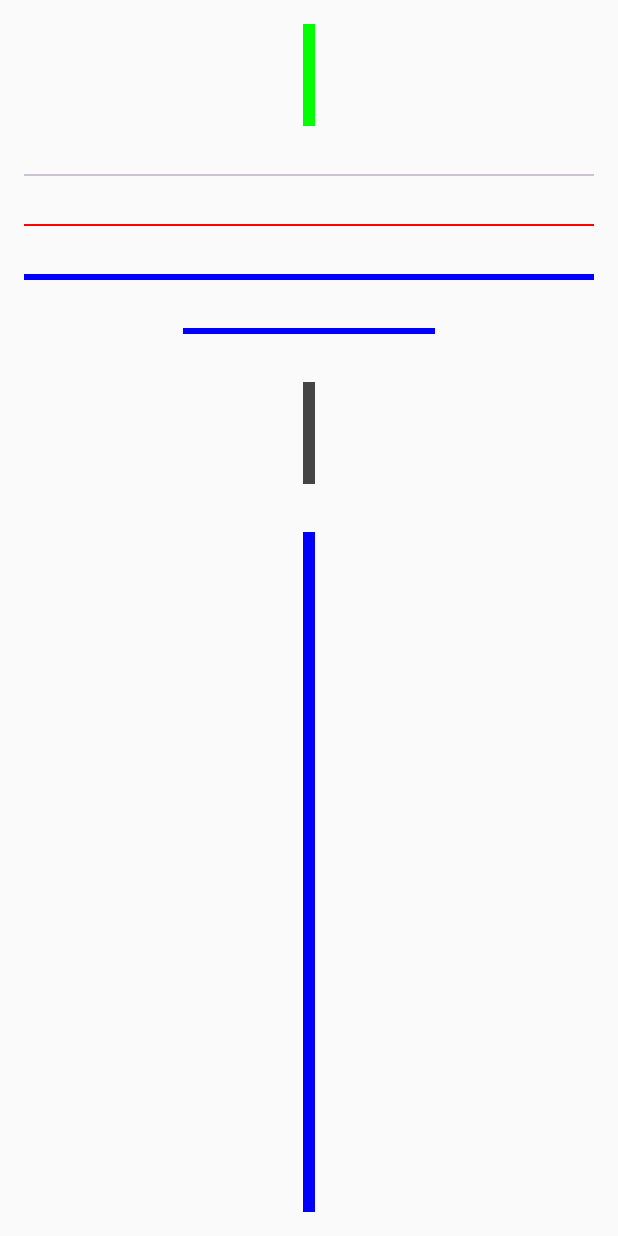
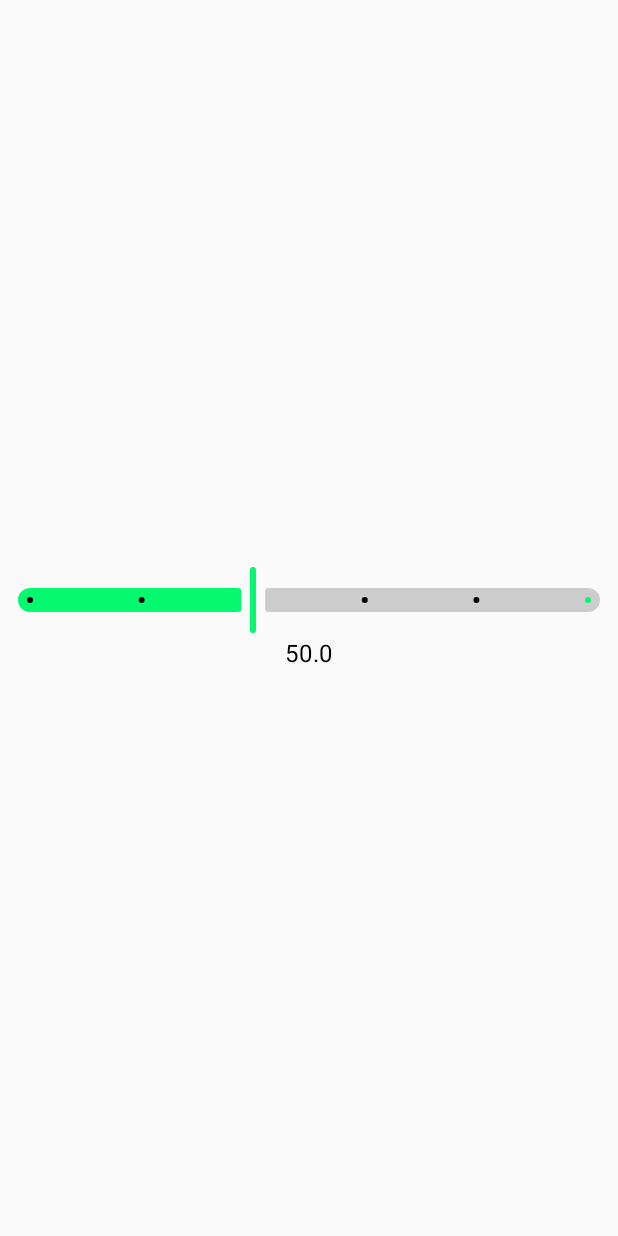
Before and after one commit to Coding-Meet/JetpackComposeSeries, an Android app built with Jetpack Compose: the screen it shows after launch (MainActivity), on a phone screen of 412 x 824 dp. Run offline under Robolectric (Android 15) with nearby library versions, the phone set to English and light mode, and no system bars.

Commit message:
implement slider and range slider

```diff
--- a/app/src/main/java/com/coding/meet/jetpackcomposeseries/MainActivity.kt
+++ b/app/src/main/java/com/coding/meet/jetpackcomposeseries/MainActivity.kt
@@ -34,7 +34,7 @@ class MainActivity : ComponentActivity() {
 //                    DecScreen(mainViewModel)
 //                }
 
-                DividerScreen()
+                SliderMinimalExample()
             }
         }
     }
--- /dev/null
+++ b/app/src/main/java/com/coding/meet/jetpackcomposeseries/components/SliderScreen.kt
@@ -0,0 +1,91 @@
+package com.coding.meet.jetpackcomposeseries.components
+
+import androidx.compose.foundation.layout.Arrangement
+import androidx.compose.foundation.layout.Column
+import androidx.compose.foundation.layout.fillMaxSize
+import androidx.compose.foundation.layout.padding
+import androidx.compose.foundation.layout.width
+import androidx.compose.material3.ExperimentalMaterial3Api
+import androidx.compose.material3.RangeSlider
+import androidx.compose.material3.Slider
+import androidx.compose.material3.SliderDefaults
+import androidx.compose.material3.Text
+import androidx.compose.runtime.*
+import androidx.compose.ui.Alignment
+import androidx.compose.ui.Modifier
+import androidx.compose.ui.graphics.Color
+import androidx.compose.ui.unit.dp
+import com.coding.meet.jetpackcomposeseries.ui.theme.greenColor
+
+/**
+ * @author Coding Meet
+ * Created 17-12-2023 at 02:53 pm
+ */
+
+@Composable
+fun SliderMinimalExample() {
+    var sliderPosition by remember { mutableStateOf(50f) }
+    Column(
+        modifier = Modifier
+            .fillMaxSize()
+            .padding(10.dp),
+        verticalArrangement = Arrangement.Center,
+        horizontalAlignment = Alignment.CenterHorizontally
+    ) {
+        Slider(
+            valueRange = 0f..100f,
+            value = sliderPosition,
+            onValueChange = {
+                sliderPosition = it
+            },
+//            modifier = Modifier.width(100.dp)
+            steps = 4,
+            colors = SliderDefaults.colors(
+                thumbColor = greenColor,
+                activeTrackColor = greenColor,
+                activeTickColor = Color.Black,
+                inactiveTickColor = Color.Black,
+                inactiveTrackColor = Color.LightGray,
+
+                ),
+            onValueChangeFinished = {
+            }
+        )
+        Text(text = sliderPosition.toString())
+    }
+}
+
+@OptIn(ExperimentalMaterial3Api::class)
+@Composable
+fun RangeSliderExample() {
+    var sliderPosition
+    by remember { mutableStateOf(10f..500f) }
+    Column(
+        modifier = Modifier
+            .fillMaxSize()
+            .padding(10.dp),
+        verticalArrangement = Arrangement.Center,
+        horizontalAlignment = Alignment.CenterHorizontally
+    ) {
+        RangeSlider(
+            value = sliderPosition,
+
+            onValueChange = { range -> sliderPosition = range },
+            valueRange = 0f..1000f,
+            onValueChangeFinished = {
+                // launch some business logic update with the state you hold
+                // viewModel.updateSelectedSliderValue(sliderPosition)
+            },
+            colors = SliderDefaults.colors(
+                thumbColor = greenColor,
+                activeTrackColor = greenColor,
+                activeTickColor = Color.Black,
+                inactiveTickColor = Color.Black,
+                inactiveTrackColor = Color.LightGray,
+
+                ),
+        )
+        Text(text = sliderPosition.start.toString())
+        Text(text = sliderPosition.endInclusive.toString())
+    }
+}
```
